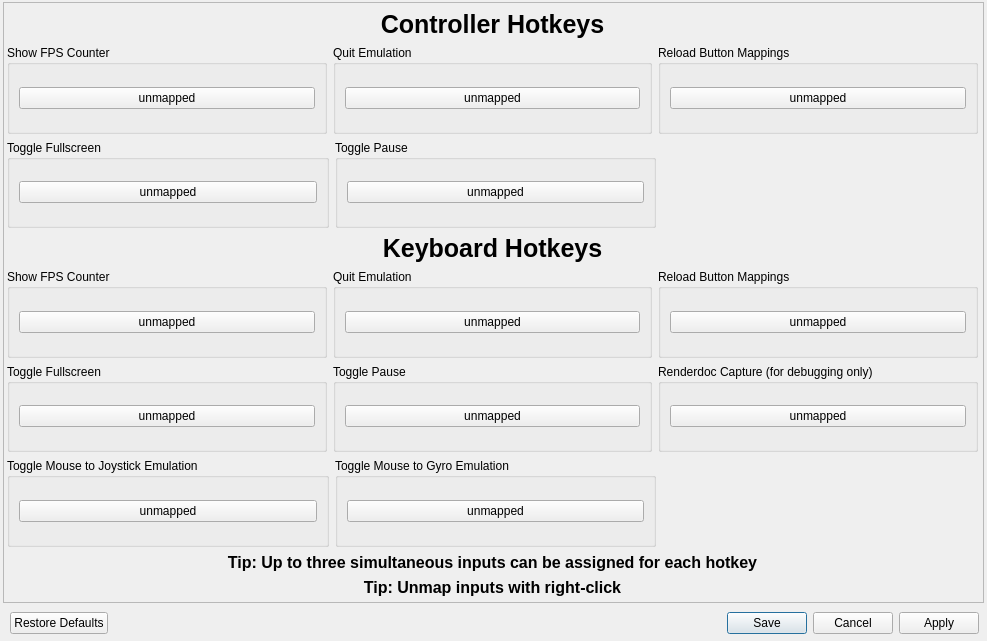
Qt form src/qt_gui/hotkeys.ui (shadps4-emu/shadps4-qtlauncher) before a commit.
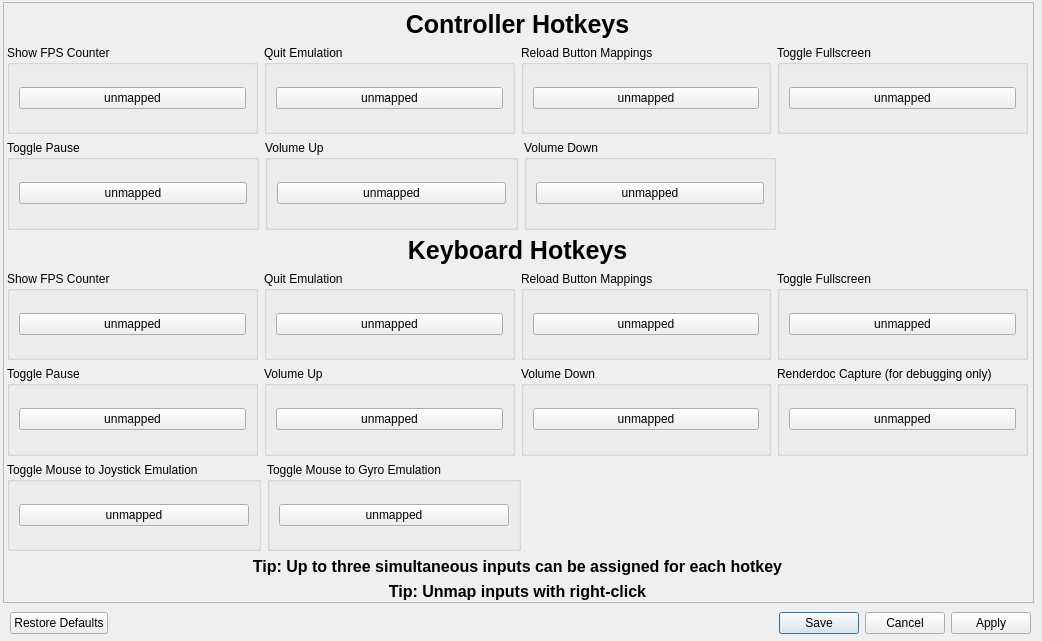
The same form after that commit. Custom widgets are drawn as their Qt base class.

Commit message: Add volume hotkeys

```diff
--- a/src/qt_gui/hotkeys.ui
+++ b/src/qt_gui/hotkeys.ui
@@ -11,7 +11,7 @@
    <rect>
     <x>0</x>
     <y>0</y>
-    <width>987</width>
+    <width>1042</width>
     <height>641</height>
    </rect>
   </property>
@@ -23,7 +23,7 @@
     <rect>
      <x>3</x>
      <y>2</y>
-     <width>981</width>
+     <width>1031</width>
      <height>601</height>
     </rect>
    </property>
@@ -35,7 +35,7 @@
      <rect>
       <x>0</x>
       <y>0</y>
-      <width>979</width>
+      <width>1029</width>
       <height>599</height>
      </rect>
     </property>
@@ -44,8 +44,8 @@
       <rect>
        <x>3</x>
        <y>7</y>
-       <width>971</width>
-       <height>587</height>
+       <width>1021</width>
+       <height>591</height>
       </rect>
      </property>
      <layout class="QVBoxLayout" name="HotkeysLayout">
@@ -145,10 +145,6 @@
           </layout>
          </widget>
         </item>
-       </layout>
-      </item>
-      <item>
-       <layout class="QHBoxLayout" name="horizontalLayoutPad2">
         <item>
          <widget class="QGroupBox" name="fullscreenGroupboxPad">
           <property name="sizePolicy">
@@ -174,6 +170,10 @@
           </layout>
          </widget>
         </item>
+       </layout>
+      </item>
+      <item>
+       <layout class="QHBoxLayout" name="horizontalLayoutPad2">
         <item>
          <widget class="QGroupBox" name="pauseGroupboxPad">
           <property name="sizePolicy">
@@ -199,6 +199,50 @@
           </layout>
          </widget>
         </item>
+        <item>
+         <widget class="QGroupBox" name="volUpGroupboxPad">
+          <property name="sizePolicy">
+           <sizepolicy hsizetype="Expanding" vsizetype="Preferred">
+            <horstretch>0</horstretch>
+            <verstretch>0</verstretch>
+           </sizepolicy>
+          </property>
+          <property name="title">
+           <string>Volume Up</string>
+          </property>
+          <layout class="QVBoxLayout" name="verticalLayout">
+           <item>
+            <widget class="QRightClickButton" name="volUpButtonPad">
+             <property name="text">
+              <string>unmapped</string>
+             </property>
+            </widget>
+           </item>
+          </layout>
+         </widget>
+        </item>
+        <item>
+         <widget class="QGroupBox" name="volDownGroupboxPad">
+          <property name="sizePolicy">
+           <sizepolicy hsizetype="Expanding" vsizetype="Preferred">
+            <horstretch>0</horstretch>
+            <verstretch>0</verstretch>
+           </sizepolicy>
+          </property>
+          <property name="title">
+           <string>Volume Down</string>
+          </property>
+          <layout class="QVBoxLayout" name="verticalLayout_15">
+           <item>
+            <widget class="QRightClickButton" name="volDownButtonPad">
+             <property name="text">
+              <string>unmapped</string>
+             </property>
+            </widget>
+           </item>
+          </layout>
+         </widget>
+        </item>
         <item>
          <spacer name="horizontalSpacer_2">
           <property name="orientation">
@@ -313,10 +357,6 @@
           </layout>
          </widget>
         </item>
-       </layout>
-      </item>
-      <item>
-       <layout class="QHBoxLayout" name="horizontalLayoutKB2">
         <item>
          <widget class="QGroupBox" name="fullscreenGroupboxKB">
           <property name="sizePolicy">
@@ -342,6 +382,10 @@
           </layout>
          </widget>
         </item>
+       </layout>
+      </item>
+      <item>
+       <layout class="QHBoxLayout" name="horizontalLayoutKB2">
         <item>
          <widget class="QGroupBox" name="pauseGroupboxKB">
           <property name="sizePolicy">
@@ -367,6 +411,50 @@
           </layout>
          </widget>
         </item>
+        <item>
+         <widget class="QGroupBox" name="groupBox_3">
+          <property name="sizePolicy">
+           <sizepolicy hsizetype="Expanding" vsizetype="Preferred">
+            <horstretch>0</horstretch>
+            <verstretch>0</verstretch>
+           </sizepolicy>
+          </property>
+          <property name="title">
+           <string>Volume Up</string>
+          </property>
+          <layout class="QVBoxLayout" name="verticalLayout_16">
+           <item>
+            <widget class="QRightClickButton" name="volUpButtonKB">
+             <property name="text">
+              <string>unmapped</string>
+             </property>
+            </widget>
+           </item>
+          </layout>
+         </widget>
+        </item>
+        <item>
+         <widget class="QGroupBox" name="groupBox_4">
+          <property name="sizePolicy">
+           <sizepolicy hsizetype="Expanding" vsizetype="Preferred">
+            <horstretch>0</horstretch>
+            <verstretch>0</verstretch>
+           </sizepolicy>
+          </property>
+          <property name="title">
+           <string>Volume Down</string>
+          </property>
+          <layout class="QVBoxLayout" name="verticalLayout_17">
+           <item>
+            <widget class="QRightClickButton" name="volDownButtonKB">
+             <property name="text">
+              <string>unmapped</string>
+             </property>
+            </widget>
+           </item>
+          </layout>
+         </widget>
+        </item>
         <item>
          <widget class="QGroupBox" name="renderdocGroupbox">
           <property name="sizePolicy">
@@ -446,6 +534,19 @@
           </layout>
          </widget>
         </item>
+        <item>
+         <spacer name="horizontalSpacer">
+          <property name="orientation">
+           <enum>Qt::Orientation::Horizontal</enum>
+          </property>
+          <property name="sizeHint" stdset="0">
+           <size>
+            <width>40</width>
+            <height>20</height>
+           </size>
+          </property>
+         </spacer>
+        </item>
         <item>
          <spacer name="horizontalSpacer_3">
           <property name="orientation">
@@ -514,7 +615,7 @@
     <rect>
      <x>10</x>
      <y>610</y>
-     <width>969</width>
+     <width>1021</width>
      <height>26</height>
     </rect>
    </property>
```
Left out of the diff: 2 changed lines with no effect on the pictures. The commit also changes 1 other file.
